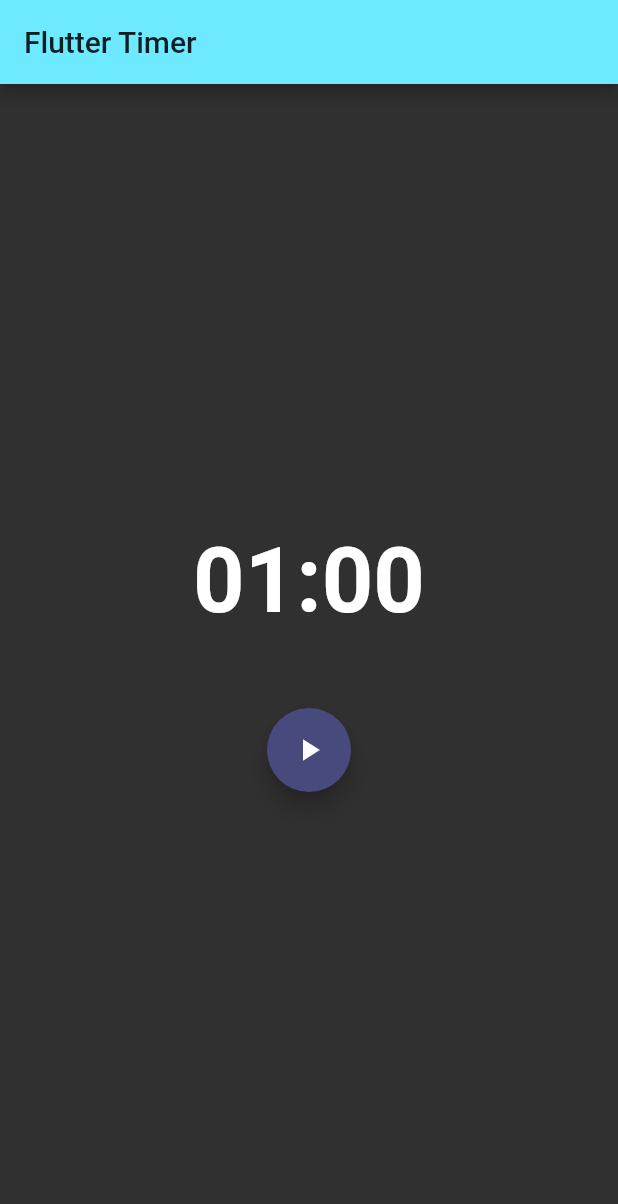
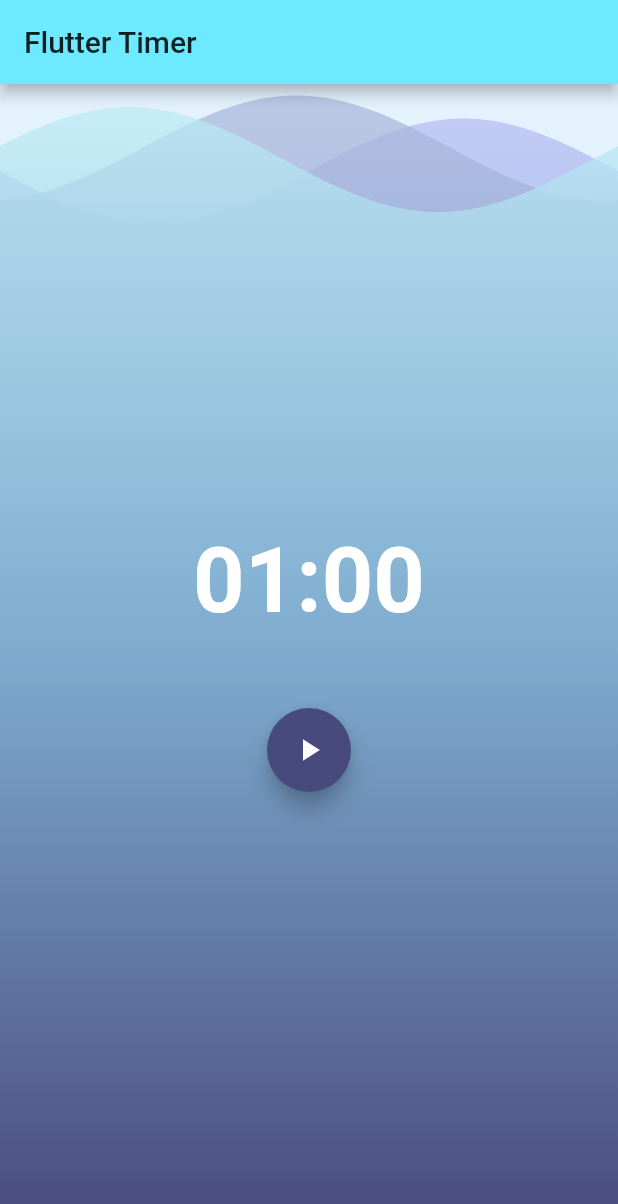
Before and after one commit to ariellindo/flutter_timer, a Flutter app: the screen it shows after launch, on a phone screen of 412 x 824 dp. Shown: the top 1204 px of the screen. Run offline on Flutter 3.47's test engine with Material 2 defaults, Android fonts, the phone set to English and light mode, and no system bars; drawn by our look-alikes of wave; our stand-ins replace bloc, equatable, flutter_bloc.

```diff
--- a/lib/screens/time_page.dart
+++ b/lib/screens/time_page.dart
@@ -4,6 +4,7 @@ import 'package:flutter/material.dart';
 import 'package:flutter_bloc/flutter_bloc.dart';
 import 'package:flutter_timer/bloc/timer/timer_bloc.dart';
 import 'package:flutter_timer/widgets/actions.dart' as ax;
+import 'package:flutter_timer/widgets/background.dart';
 
 class TimerPage extends StatelessWidget {
   static const TextStyle timerTextStyle = TextStyle(
@@ -17,7 +18,10 @@ class TimerPage extends StatelessWidget {
       appBar: AppBar(
         title: Text('Flutter Timer'),
       ),
-      body: Column(
+      body: Stack(
+        children: [
+          Background(),
+          Column(
             mainAxisAlignment: MainAxisAlignment.center,
             crossAxisAlignment: CrossAxisAlignment.center,
             children: <Widget>[
@@ -31,8 +35,10 @@ class TimerPage extends StatelessWidget {
                           .floor()
                           .toString()
                           .padLeft(2, '0');
-                  final String secondsStr =
-                      (state.duration % 60).floor().toString().padLeft(2, '0');
+                      final String secondsStr = (state.duration % 60)
+                          .floor()
+                          .toString()
+                          .padLeft(2, '0');
                       return Text(
                         '$minutesStr:$secondsStr',
                         style: TimerPage.timerTextStyle,
@@ -46,10 +52,9 @@ class TimerPage extends StatelessWidget {
                   condition: (previousState, state) =>
                       state.runtimeType != previousState.runtimeType,
                   builder: (context, state) {
-              return  ax.Actions();
-            }
-
-
+                    return ax.Actions();
+                  }),
+            ],
           ),
         ],
       ),
--- /dev/null
+++ b/lib/widgets/background.dart
@@ -0,0 +1,37 @@
+import 'package:flutter/material.dart';
+import 'package:wave/config.dart';
+import 'package:wave/wave.dart';
+
+class Background extends StatelessWidget {
+  @override
+  Widget build(BuildContext context) {
+    return WaveWidget(
+      config: CustomConfig(
+        gradients: [
+          [
+            Color.fromRGBO(72, 74, 126, 1),
+            Color.fromRGBO(125, 170, 206, 1),
+            Color.fromRGBO(184, 189, 245, 0.7)
+          ],
+          [
+            Color.fromRGBO(72, 74, 126, 1),
+            Color.fromRGBO(125, 170, 206, 1),
+            Color.fromRGBO(172, 182, 219, 0.7)
+          ],
+          [
+            Color.fromRGBO(72, 73, 126, 1),
+            Color.fromRGBO(125, 170, 206, 1),
+            Color.fromRGBO(190, 238, 246, 0.7)
+          ],
+        ],
+        durations: [19440, 10800, 6000],
+        heightPercentages: [0.03, 0.01, 0.02],
+        gradientBegin: Alignment.bottomCenter,
+        gradientEnd: Alignment.topCenter,
+      ),
+      size: Size(double.infinity, double.infinity),
+      waveAmplitude: 25,
+      backgroundColor: Colors.blue[50],
+    );
+  }
+}
```
Also changed, not shown: 1 other file. Lines whose indentation alone changed are shown as unchanged.
